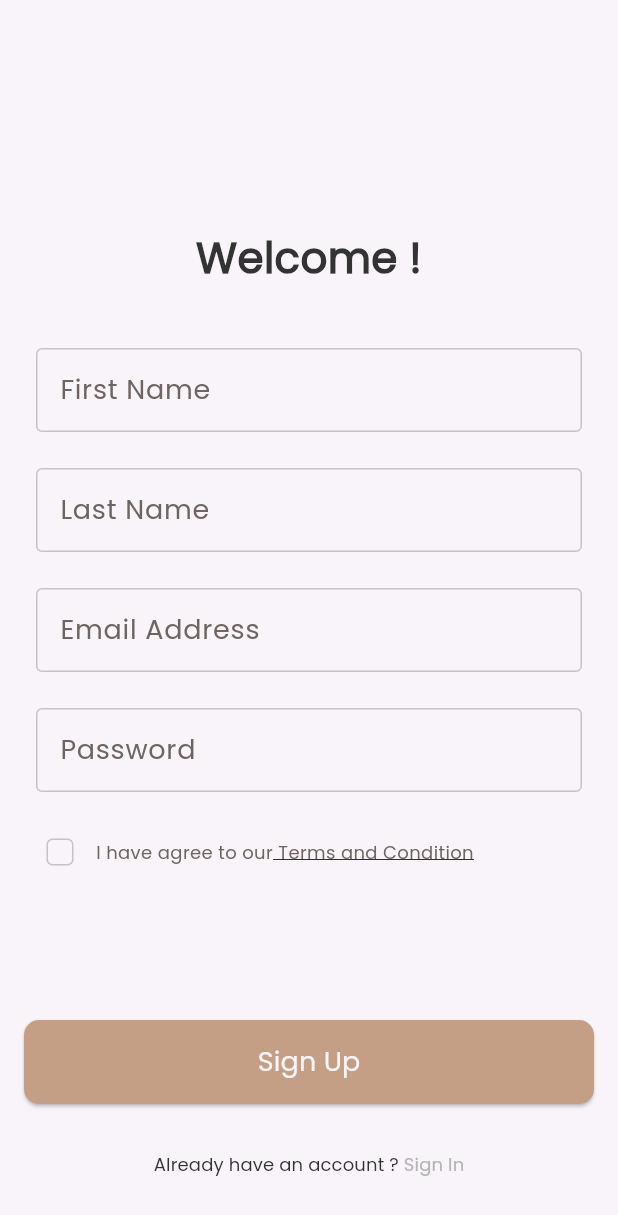
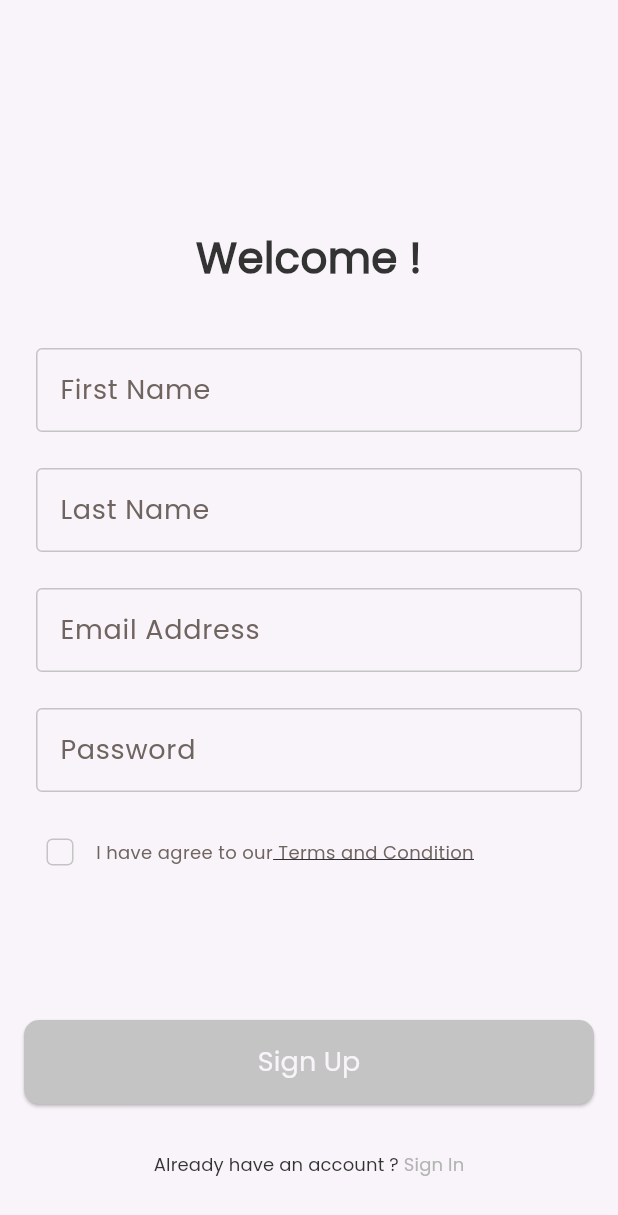
Before and after one commit to Karam-Salama/dalel, a Flutter app: the screen it shows after launch, after a tap on "Skip", on a phone screen of 412 x 824 dp. Shown: the top 1215 px of the screen. Run offline on Flutter 3.47's test engine with Material 3 defaults, Android fonts, the phone set to English and light mode, and no system bars; our stand-ins replace bloc, firebase_auth, firebase_core, flutter_bloc, get_it, go_router and 2 more; accounts and stored records are empty.

Commit message:
Form Validation

```diff
--- /dev/null
+++ b/devtools_options.yaml
@@ -0,0 +1 @@
+extensions:
--- /dev/null
+++ b/lib/app/dalel_app.dart
@@ -0,0 +1,16 @@
+import 'package:dalel_app/core/routes/app_router.dart';
+import 'package:dalel_app/core/utils/app_colors.dart';
+import 'package:flutter/material.dart';
+
+class Dalel extends StatelessWidget {
+  const Dalel({super.key});
+
+  @override
+  Widget build(BuildContext context) {
+    return MaterialApp.router(
+      theme: ThemeData(scaffoldBackgroundColor: AppColors.offWhite),
+      debugShowCheckedModeBanner: false,
+      routerConfig: router,
+    );
+  }
+}
--- /dev/null
+++ b/lib/core/functions/check_state_changes_fun.dart
@@ -0,0 +1,19 @@
+
+import 'package:firebase_auth/firebase_auth.dart';
+import 'package:flutter/foundation.dart';
+
+void checkStateChanges() {
+  FirebaseAuth.instance
+  .authStateChanges()
+  .listen((User? user) {
+    if (user == null) {
+      if (kDebugMode) {
+        print('User is currently signed out!');
+      }
+    } else {
+      if (kDebugMode) {
+        print('User is signed in!');
+      }
+    }
+  });
+}
--- a/lib/features/auth/presentation/auth_cubit/auth_state.dart
+++ b/lib/features/auth/presentation/auth_cubit/auth_state.dart
@@ -1,7 +1,15 @@
-
-
 class AuthState {}
 
-final class AuthInitial extends AuthState {
+final class AuthInitial extends AuthState {}
 
+final class SignUpLoadingState extends AuthState {}
+
+final class SignUpSuccessState extends AuthState {}
+
+final class SignUpErrorState extends AuthState {
+  final String errorMessage;
+
+  SignUpErrorState({required this.errorMessage});
 }
+
+final class UpdateTermsAndConditionsState extends AuthState {}
--- a/lib/features/auth/presentation/views/signIn_view.dart
+++ b/lib/features/auth/presentation/views/signIn_view.dart
@@ -1,3 +1,5 @@
+// ignore_for_file: file_names
+
 import 'package:flutter/material.dart';
 
 class SignInView extends StatelessWidget {
--- a/lib/features/auth/presentation/views/signUp_view.dart
+++ b/lib/features/auth/presentation/views/signUp_view.dart
@@ -1,10 +1,8 @@
 // ignore_for_file: file_names
 
 import 'package:dalel_app/core/utils/app_strings.dart';
-import 'package:dalel_app/core/widgets/custom_btn.dart';
 import 'package:dalel_app/features/auth/presentation/widgets/already_have_account_widget.dart';
-import 'package:dalel_app/features/auth/presentation/widgets/custom_text_field.dart';
-import 'package:dalel_app/features/auth/presentation/widgets/terms_and_conditions_widget.dart';
+import 'package:dalel_app/features/auth/presentation/widgets/custom_signUp_form.dart';
 import 'package:dalel_app/features/auth/presentation/widgets/welcome_text_widget.dart';
 import 'package:flutter/material.dart';
 
@@ -22,20 +20,7 @@ class SignUpView extends StatelessWidget {
             const SliverToBoxAdapter(
                 child: WelcomeTextWidget(text: AppStrings.welcome)),
             const SliverToBoxAdapter(child: SizedBox(height: 16)),
-            const SliverToBoxAdapter(
-                child: CustomTextField(labelText: AppStrings.firstName)),
-            const SliverToBoxAdapter(
-                child: CustomTextField(labelText: AppStrings.lastName)),
-            const SliverToBoxAdapter(
-                child: CustomTextField(labelText: AppStrings.emailAddress)),
-            const SliverToBoxAdapter(
-                child: CustomTextField(labelText: AppStrings.password)),
-            const SliverToBoxAdapter(child: SizedBox(height: 16)),
-            const SliverToBoxAdapter(child: TermsAndConditionsWidget()),
-            const SliverToBoxAdapter(child: SizedBox(height: 88)),
-            SliverToBoxAdapter(
-                child: CustomBtn(text: AppStrings.signUp, onPressed: () {})),
-            const SliverToBoxAdapter(child: SizedBox(height: 16)),
+            const SliverToBoxAdapter(child: CustomSignUpForm()),
             SliverToBoxAdapter(
                 child: AlreadyHaveAccountWidget(
               textpart1: AppStrings.alreadyHaveAccount,
--- a/lib/features/auth/presentation/widgets/custom_check_widget.dart
+++ b/lib/features/auth/presentation/widgets/custom_check_widget.dart
@@ -1,5 +1,7 @@
 import 'package:dalel_app/core/utils/app_colors.dart';
+import 'package:dalel_app/features/auth/presentation/auth_cubit/auth_cubit.dart';
 import 'package:flutter/material.dart';
+import 'package:flutter_bloc/flutter_bloc.dart';
 
 class CustomCheckBox extends StatefulWidget {
   const CustomCheckBox({super.key});
@@ -20,6 +22,8 @@ class _CustomCheckBoxState extends State<CustomCheckBox> {
       onChanged: (newValue) {
         setState(() {
           value = newValue!;
+          BlocProvider.of<AuthCubit>(context)
+              .updateTermsAndConditionsCheckbox(newValue: newValue);
         });
       },
     );
--- /dev/null
+++ b/lib/features/auth/presentation/widgets/custom_signUp_form.dart
@@ -0,0 +1,70 @@
+import 'package:dalel_app/core/utils/app_colors.dart';
+import 'package:dalel_app/core/utils/app_strings.dart';
+import 'package:dalel_app/core/widgets/custom_btn.dart';
+import 'package:dalel_app/features/auth/presentation/auth_cubit/auth_cubit.dart';
+import 'package:dalel_app/features/auth/presentation/auth_cubit/auth_state.dart';
+import 'package:dalel_app/features/auth/presentation/widgets/custom_text_field.dart';
+import 'package:dalel_app/features/auth/presentation/widgets/terms_and_conditions_widget.dart';
+import 'package:flutter/material.dart';
+import 'package:flutter_bloc/flutter_bloc.dart';
+
+class CustomSignUpForm extends StatelessWidget {
+  const CustomSignUpForm({super.key});
+
+  @override
+  Widget build(BuildContext context) {
+    return BlocConsumer<AuthCubit, AuthState>(
+      listener: (BuildContext context, state) {},
+      builder: (BuildContext context, state) {
+        AuthCubit authCubit = BlocProvider.of<AuthCubit>(context);
+        return Form(
+          key: authCubit.signUpFormKey,
+          child: Column(
+            children: [
+              CustomTextFormField(
+                labelText: AppStrings.firstName,
+                onChanged: (firstName) {
+                  authCubit.firstName = firstName;
+                },
+              ),
+              CustomTextFormField(
+                labelText: AppStrings.lastName,
+                onChanged: (lastName) {
+                  authCubit.lastName = lastName;
+                },
+              ),
+              CustomTextFormField(
+                labelText: AppStrings.emailAddress,
+                onChanged: (emailAddress) {
+                  authCubit.emailAddress = emailAddress;
+                },
+              ),
+              CustomTextFormField(
+                labelText: AppStrings.password,
+                onChanged: (password) {
+                  authCubit.password = password;
+                },
+              ),
+              const SizedBox(height: 16),
+              const TermsAndConditionsWidget(),
+              const SizedBox(height: 88),
+              CustomBtn(
+                  text: AppStrings.signUp,
+                  color: authCubit.isTermsAndConditionsAccepted == false
+                      ? AppColors.grey
+                      : null,
+                  onPressed: () {
+                    if (authCubit.isTermsAndConditionsAccepted == true) {
+                      if (authCubit.signUpFormKey.currentState!.validate()) {
+                        authCubit.signUpWithEmailAndPassword();
+                      }
+                    }
+                  }),
+              const SizedBox(height: 16),
+            ],
+          ),
+        );
+      },
+    );
+  }
+}
--- a/lib/features/auth/presentation/widgets/custom_text_field.dart
+++ b/lib/features/auth/presentation/widgets/custom_text_field.dart
@@ -2,16 +2,31 @@ import 'package:dalel_app/core/utils/app_colors.dart';
 import 'package:dalel_app/core/utils/app_text_style.dart';
 import 'package:flutter/material.dart';
 
+class CustomTextFormField extends StatelessWidget {
+  const CustomTextFormField({
+    super.key,
+    required this.labelText,
+    this.onChanged,
+    this.onFieldSubmitted,
+  });
 
-class CustomTextField extends StatelessWidget {
-  const CustomTextField({super.key, required this.labelText});
   final String labelText;
+  final Function(String)? onChanged;
+  final Function(String)? onFieldSubmitted;
 
   @override
   Widget build(BuildContext context) {
     return Padding(
       padding: const EdgeInsets.only(left: 8.0, right: 8.0, top: 24.0),
-      child: TextField(
+      child: TextFormField(
+        validator: (value) {
+          if (value!.isEmpty) {
+            return 'Please enter some text';
+          }
+          return null;
+        },
+        onChanged: onChanged,
+        onFieldSubmitted: onFieldSubmitted,
         decoration: InputDecoration(
           labelStyle: AppTextStyle.poppins500style18
               .copyWith(color: AppColors.deepGrey),
--- a/lib/main.dart
+++ b/lib/main.dart
@@ -1,33 +1,20 @@
+// ignore_for_file: avoid_print
+
+import 'package:dalel_app/app/dalel_app.dart';
 import 'package:dalel_app/core/database/cache/cache_helper.dart';
+import 'package:dalel_app/core/functions/check_state_changes_fun.dart';
 import 'package:dalel_app/core/services/service_locator.dart';
-import 'package:dalel_app/core/utils/app_colors.dart';
 import 'package:dalel_app/firebase_options.dart';
 import 'package:firebase_core/firebase_core.dart';
 import 'package:flutter/material.dart';
 
-import 'core/routes/app_router.dart';
+// MVVM Architecture => Model, View, ViewModel(Bloc_State_Management)
 
 void main() async {
   WidgetsFlutterBinding.ensureInitialized();
-  await Firebase.initializeApp(
-    options: DefaultFirebaseOptions.currentPlatform,
-  );
+  await Firebase.initializeApp(options: DefaultFirebaseOptions.currentPlatform);
   setupServiceLocator();
   await getIt<CacheHelper>().init();
+  checkStateChanges();
   runApp(const Dalel());
 }
-
-// MVVM Architecture => Model, View, ViewModel(Bloc_State_Management)
-
-class Dalel extends StatelessWidget {
-  const Dalel({super.key});
-
-  @override
-  Widget build(BuildContext context) {
-    return MaterialApp.router(
-      theme: ThemeData(scaffoldBackgroundColor: AppColors.offWhite),
-      debugShowCheckedModeBanner: false,
-      routerConfig: router,
-    );
-  }
-}
--- a/pubspec.yaml
+++ b/pubspec.yaml
@@ -41,6 +41,7 @@ dependencies:
   get_it: ^7.7.0
   flutter_bloc: ^8.1.6
   firebase_core: ^3.1.1
+  firebase_auth: ^5.1.1
 
 dev_dependencies:
   flutter_test:
```
Also changed, not shown: lib/features/auth/presentation/auth_cubit/auth_cubit.dart (+45 -0 lines), pubspec.lock, 4 other files.
